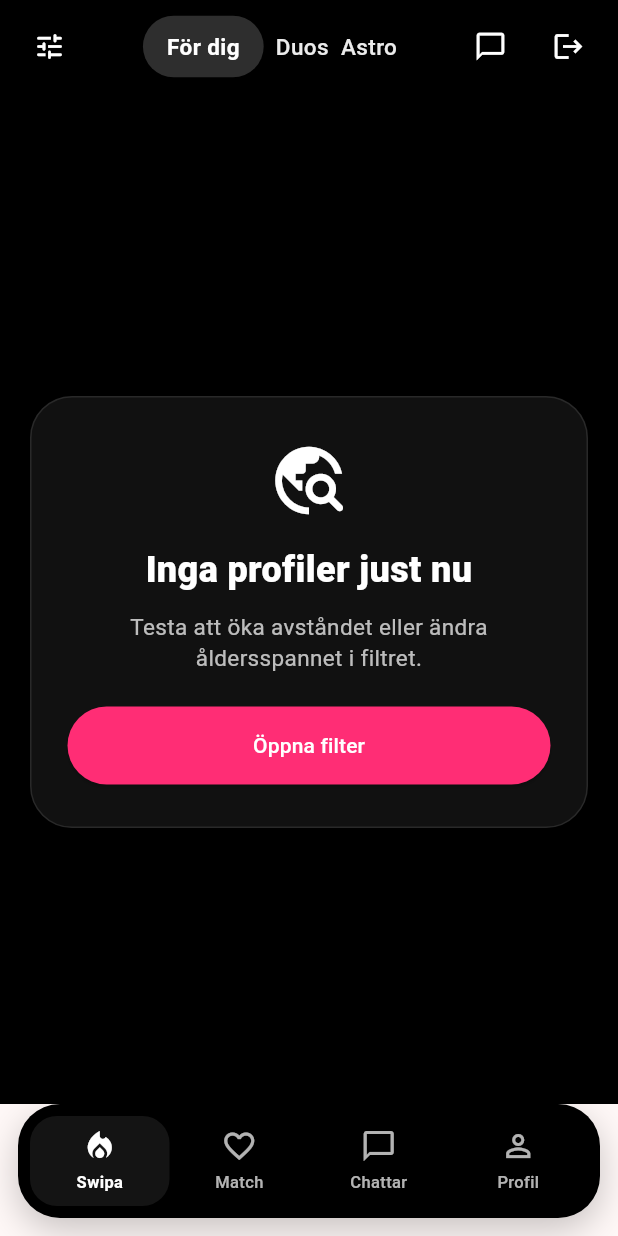
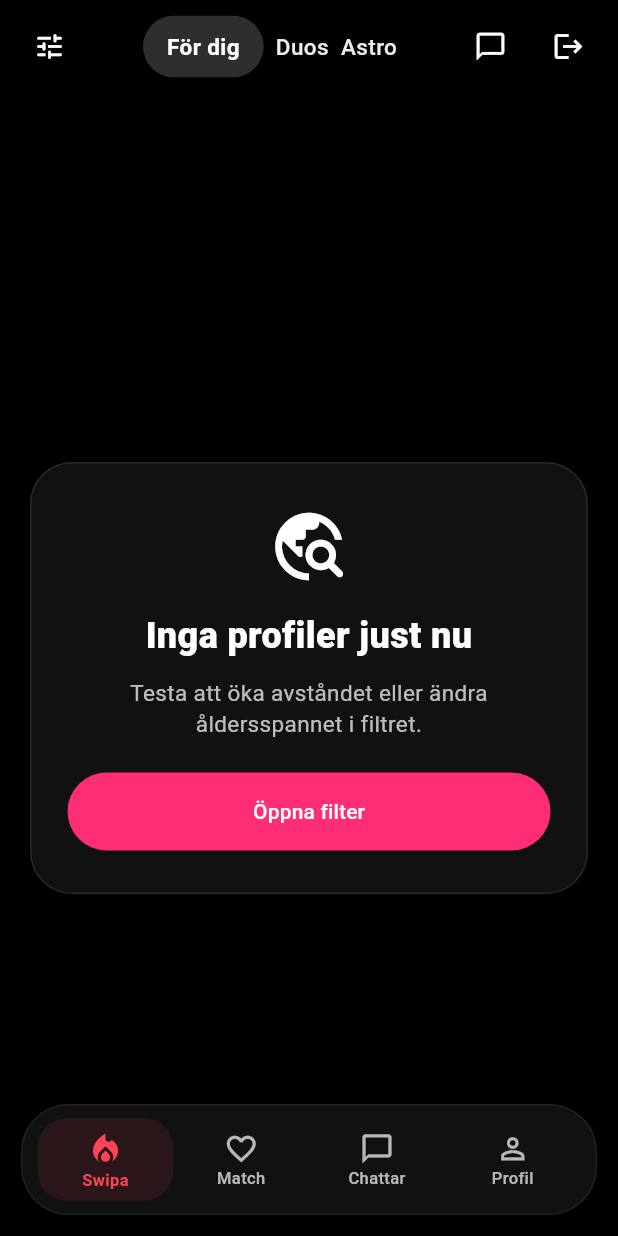
Before and after one commit to mesgun-gebremikael/zullo-frontend, a Flutter app: the MainNavigation screen opened directly, on a phone screen of 412 x 824 dp. Run offline on Flutter 3.47's test engine with Material 3 defaults, Android fonts, the phone set to English and light mode, and no system bars; our stand-ins replace cached_network_image, image_picker, shared_preferences; accounts and stored records are empty; network calls fail.

Commit message:
Add main navigation shell and improve bottom nav UI

```diff
--- a/lib/main_navigation.dart
+++ b/lib/main_navigation.dart
@@ -2,7 +2,6 @@ import 'package:flutter/material.dart';
 
 import 'home_page.dart';
 import 'matches_page.dart';
-
 
 class MainNavigation extends StatefulWidget {
   const MainNavigation({super.key});
@@ -15,11 +14,11 @@ class _MainNavigationState extends State<MainNavigation> {
   int _selectedIndex = 0;
 
   final List<Widget> _pages = const [
-  HomePage(),
-  MatchesPage(),
-  MatchesPage(),
-  _ProfileTabPlaceholder(),
-];
+    HomePage(),
+    MatchesPage(),
+    MatchesPage(),
+    _ProfileTabPlaceholder(),
+  ];
 
   void _onItemTapped(int index) {
     setState(() {
@@ -30,20 +29,26 @@ class _MainNavigationState extends State<MainNavigation> {
   @override
   Widget build(BuildContext context) {
     return Scaffold(
+      extendBody: true,
       body: _pages[_selectedIndex],
       bottomNavigationBar: SafeArea(
         top: false,
+        minimum: const EdgeInsets.fromLTRB(14, 0, 14, 14),
         child: Container(
-          margin: const EdgeInsets.fromLTRB(12, 0, 12, 12),
-          padding: const EdgeInsets.symmetric(horizontal: 8, vertical: 8),
+          height: 74,
+          padding: const EdgeInsets.symmetric(horizontal: 10, vertical: 8),
           decoration: BoxDecoration(
-            color: Colors.black,
-            borderRadius: BorderRadius.circular(28),
-            boxShadow: [
+            color: const Color(0xFF111111),
+            borderRadius: BorderRadius.circular(32),
+            border: Border.all(
+              color: const Color(0x12FFFFFF),
+              width: 1,
+            ),
+            boxShadow: const [
               BoxShadow(
-                color: Colors.black.withOpacity(0.22),
-                blurRadius: 20,
-                offset: const Offset(0, 8),
+                color: Color(0x66000000),
+                blurRadius: 24,
+                offset: Offset(0, 10),
               ),
             ],
           ),
@@ -55,6 +60,7 @@ class _MainNavigationState extends State<MainNavigation> {
                 activeIcon: Icons.local_fire_department,
                 label: 'Swipa',
                 isActive: _selectedIndex == 0,
+                activeColor: const Color(0xFFFF4458),
                 onTap: () => _onItemTapped(0),
               ),
               _NavItem(
@@ -62,6 +68,7 @@ class _MainNavigationState extends State<MainNavigation> {
                 activeIcon: Icons.favorite,
                 label: 'Match',
                 isActive: _selectedIndex == 1,
+                activeColor: const Color(0xFFFF4458),
                 onTap: () => _onItemTapped(1),
               ),
               _NavItem(
@@ -69,6 +76,7 @@ class _MainNavigationState extends State<MainNavigation> {
                 activeIcon: Icons.chat_bubble,
                 label: 'Chattar',
                 isActive: _selectedIndex == 2,
+                activeColor: const Color(0xFFFF4458),
                 onTap: () => _onItemTapped(2),
               ),
               _NavItem(
@@ -76,6 +84,7 @@ class _MainNavigationState extends State<MainNavigation> {
                 activeIcon: Icons.person,
                 label: 'Profil',
                 isActive: _selectedIndex == 3,
+                activeColor: const Color(0xFFFF4458),
                 onTap: () => _onItemTapped(3),
               ),
             ],
@@ -91,6 +100,7 @@ class _NavItem extends StatelessWidget {
   final IconData activeIcon;
   final String label;
   final bool isActive;
+  final Color activeColor;
   final VoidCallback onTap;
 
   const _NavItem({
@@ -98,40 +108,43 @@ class _NavItem extends StatelessWidget {
     required this.activeIcon,
     required this.label,
     required this.isActive,
+    required this.activeColor,
     required this.onTap,
   });
 
   @override
   Widget build(BuildContext context) {
-    final activeColor = Colors.white;
-    final inactiveColor = Colors.white70;
+    const inactiveColor = Colors.white70;
 
     return Expanded(
       child: InkWell(
-        borderRadius: BorderRadius.circular(18),
+        borderRadius: BorderRadius.circular(20),
         onTap: onTap,
         child: AnimatedContainer(
           duration: const Duration(milliseconds: 180),
+          curve: Curves.easeOut,
           padding: const EdgeInsets.symmetric(vertical: 8),
           decoration: BoxDecoration(
-            color: isActive ? Colors.white.withOpacity(0.08) : Colors.transparent,
-            borderRadius: BorderRadius.circular(18),
+            color: isActive ? activeColor.withAlpha(28) : Colors.transparent,
+            borderRadius: BorderRadius.circular(20),
           ),
           child: Column(
             mainAxisSize: MainAxisSize.min,
+            mainAxisAlignment: MainAxisAlignment.center,
             children: [
               Icon(
                 isActive ? activeIcon : icon,
                 color: isActive ? activeColor : inactiveColor,
-                size: 24,
+                size: isActive ? 25 : 23,
               ),
-              const SizedBox(height: 4),
+              const SizedBox(height: 3),
               Text(
                 label,
                 style: TextStyle(
                   color: isActive ? activeColor : inactiveColor,
                   fontSize: 11,
                   fontWeight: isActive ? FontWeight.w700 : FontWeight.w500,
+                  height: 1,
                 ),
               ),
             ],
@@ -141,6 +154,7 @@ class _NavItem extends StatelessWidget {
     );
   }
 }
+
 class _ProfileTabPlaceholder extends StatelessWidget {
   const _ProfileTabPlaceholder();
 
```
